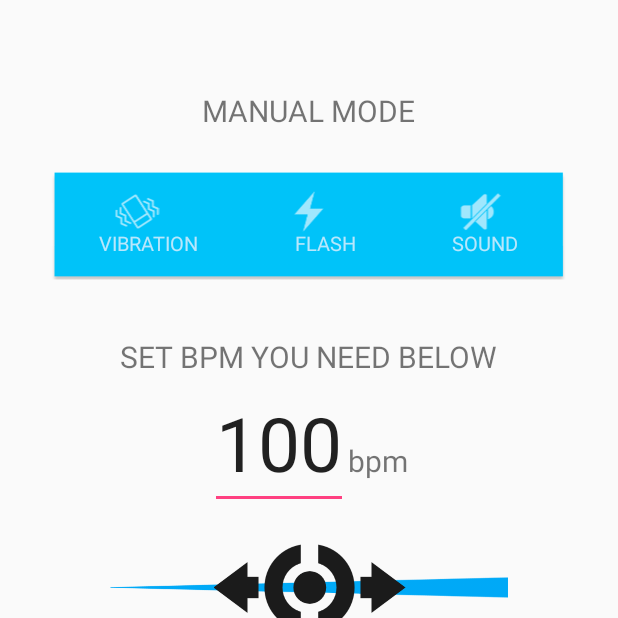
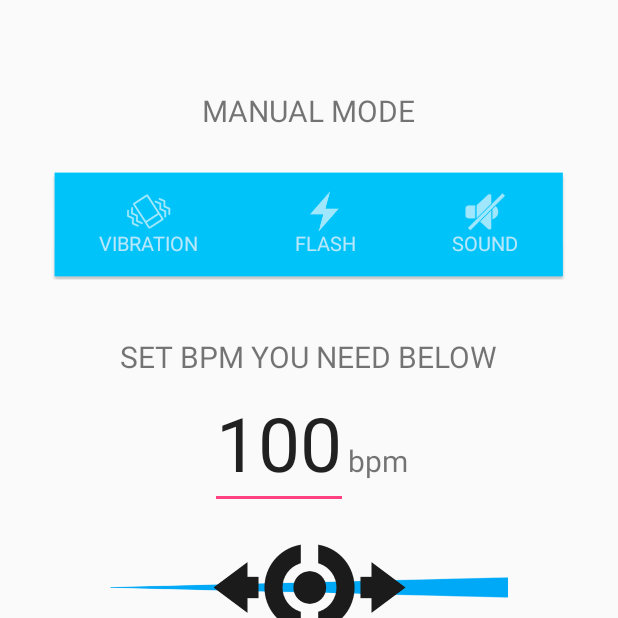
Before and after one commit to yuragarkusha/MetronomVSF, an Android app: the screen it shows after launch (MainActivity), on a phone screen of 412 x 824 dp, the top half of it. Run offline under Robolectric (Android 15) with nearby library versions, the phone set to English and light mode, and no system bars.

Commit message:
Fix in activity_main

```diff
--- a/app/src/main/res/layout/activity_main.xml
+++ b/app/src/main/res/layout/activity_main.xml
@@ -38,70 +38,80 @@
                 android:paddingTop="13dp"
                 android:weightSum="3">
 
+                <FrameLayout
+                    android:layout_width="wrap_content"
+                    android:layout_height="match_parent"
+                    android:layout_gravity="center"
+                    android:layout_weight="1">
+
                     <ImageView
                         android:id="@+id/imageView_vibration"
                         android:layout_width="wrap_content"
                         android:layout_height="wrap_content"
                         android:layout_gravity="top|center_horizontal"
-                    android:layout_weight="1"
                         android:src="@drawable/ic_vibration_off" />
+
+                    <TextView
+                        android:id="@+id/textView_vibration"
+                        android:layout_width="wrap_content"
+                        android:layout_height="wrap_content"
+                        android:layout_gravity="bottom|center_horizontal"
+                        android:gravity="center"
+                        android:paddingBottom="15dp"
+                        android:text="@string/vibration_text"
+                        android:textColor="@color/colorForOff"
+                        android:textSize="@dimen/VSF_text" />
+                </FrameLayout>
+
+                <FrameLayout
+                    android:layout_width="wrap_content"
+                    android:layout_height="match_parent"
+                    android:layout_gravity="center"
+                    android:layout_weight="1">
 
                     <ImageView
                         android:id="@+id/imageView_flashlight"
                         android:layout_width="wrap_content"
                         android:layout_height="wrap_content"
                         android:layout_gravity="top|center_horizontal"
-                    android:layout_weight="1"
                         android:src="@drawable/ic_flashlight_off" />
+
+                    <TextView
+                        android:id="@+id/textView_flashlight"
+                        android:layout_width="wrap_content"
+                        android:layout_height="wrap_content"
+                        android:layout_gravity="bottom|center_horizontal"
+                        android:gravity="center"
+                        android:paddingBottom="15dp"
+                        android:text="@string/flash_text"
+                        android:textColor="@color/colorForOff"
+                        android:textSize="@dimen/VSF_text" />
+                </FrameLayout>
+
+                <FrameLayout
+                    android:layout_width="wrap_content"
+                    android:layout_height="match_parent"
+                    android:layout_gravity="center"
+                    android:layout_weight="1">
 
                     <ImageView
                         android:id="@+id/imageView_sound"
                         android:layout_width="wrap_content"
                         android:layout_height="wrap_content"
                         android:layout_gravity="top|center_horizontal"
-                    android:layout_weight="1"
                         android:src="@drawable/ic_sound_off" />
-            </LinearLayout>
-
-            <LinearLayout
-                android:layout_width="match_parent"
-                android:layout_height="match_parent"
-                android:orientation="horizontal"
-                android:paddingBottom="15dp"
-                android:weightSum="3">
-
-                <TextView
-                    android:id="@+id/textView_vibration"
-                    android:layout_width="wrap_content"
-                    android:layout_height="wrap_content"
-                    android:layout_gravity="bottom|center_horizontal"
-                    android:layout_weight="1"
-                    android:gravity="center"
-                    android:text="@string/vibration_text"
-                    android:textColor="@color/colorForOff"
-                    android:textSize="@dimen/VSF_text" />
-
-                <TextView
-                    android:id="@+id/textView_flashlight"
-                    android:layout_width="wrap_content"
-                    android:layout_height="wrap_content"
-                    android:layout_gravity="bottom|center_horizontal"
-                    android:layout_weight="1"
-                    android:gravity="center"
-                    android:text="@string/flash_text"
-                    android:textColor="@color/colorForOff"
-                    android:textSize="@dimen/VSF_text" />
 
                     <TextView
                         android:id="@+id/textView_sound"
                         android:layout_width="wrap_content"
                         android:layout_height="wrap_content"
                         android:layout_gravity="bottom|center_horizontal"
-                    android:layout_weight="1"
                         android:gravity="center"
+                        android:paddingBottom="15dp"
                         android:text="@string/sound_text"
                         android:textColor="@color/colorForOff"
                         android:textSize="@dimen/VSF_text" />
+                </FrameLayout>
             </LinearLayout>
 
             <LinearLayout
```
Lines whose indentation alone changed are shown as unchanged.
